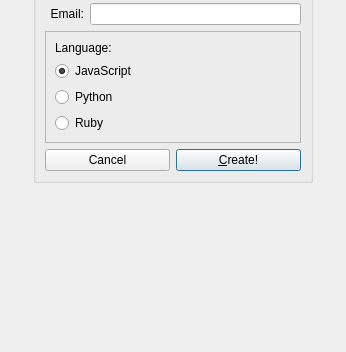
KDE/plasma-sdk, file startpage.ui: the form before one commit; both pictures show x 0 to 346 and y 247 to 599 of the 346 by 599 pixel window.
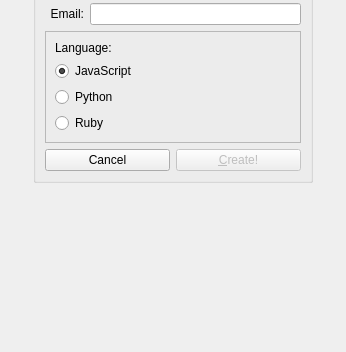
The form after the commit. The open tabs and pages were chosen to show the change. Custom widgets are drawn as their Qt base class.

Commit message: require a package name BUG:226753

What changed in the file:
```diff
--- a/startpage.ui
+++ b/startpage.ui
@@ -374,6 +374,9 @@
                 </item>
                 <item>
                  <widget class="KPushButton" name="newProjectButton">
+                  <property name="enabled">
+                   <bool>false</bool>
+                  </property>
                   <property name="text">
                    <string>&amp;Create!</string>
                   </property>
```
The commit also changes 1 other file.
